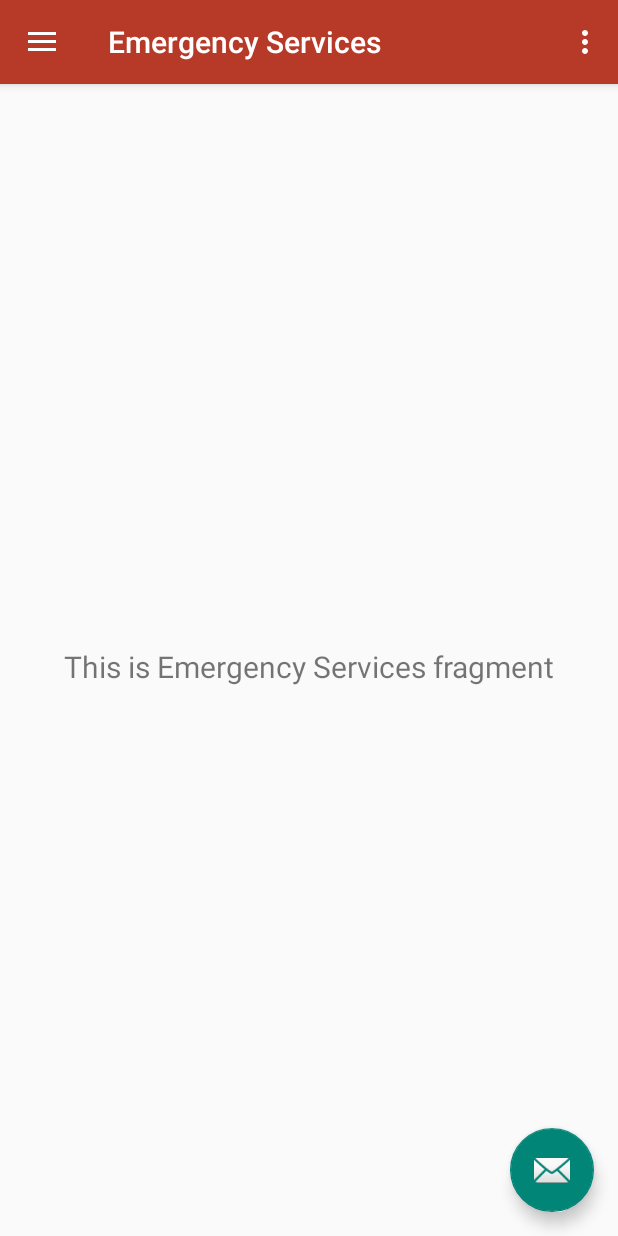
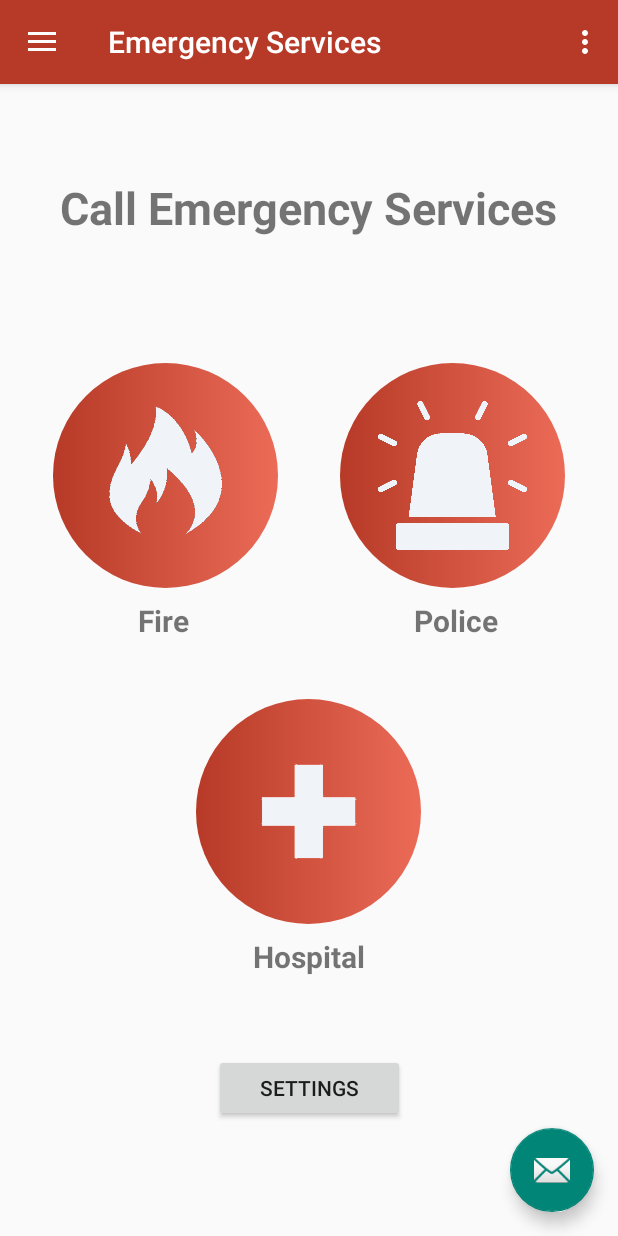
Before and after one commit to mkdragasa/Ragasa_Ramos_MP, an Android app: the screen it shows after launch (NavigationBar), in the side drawer, after a tap on "Emergency Services", on a phone screen of 412 x 824 dp. Run offline under Robolectric (Android 15) with nearby library versions, the phone set to English and light mode, and no system bars; our stand-ins replace navigation-ui.

Commit message:
Emergency Services Layout

```diff
--- a/app/src/main/AndroidManifest.xml
+++ b/app/src/main/AndroidManifest.xml
@@ -16,12 +16,13 @@
         android:roundIcon="@mipmap/ic_launcher_round"
         android:supportsRtl="true"
         android:theme="@style/Theme.Ragasa_Ramos_MP">
+        <activity android:name=".EmergencyServicesSettings"></activity>
 
         <meta-data
             android:name="com.google.android.geo.API_KEY"
-            android:value="@string/google_map_key"/>
+            android:value="@string/google_map_key" />
 
-        <activity android:name=".SafetyGuidelines"></activity>
+        <activity android:name=".SafetyGuidelines" />
         <activity
             android:name=".NavigationBar"
             android:label="@string/title_activity_navigation_bar"
--- a/app/src/main/java/com/mobdeve/ragasam/ragasa_ramos_mp/ui/emergencyServices/EmergencyServicesFragment.java
+++ b/app/src/main/java/com/mobdeve/ragasam/ragasa_ramos_mp/ui/emergencyServices/EmergencyServicesFragment.java
@@ -3,6 +3,8 @@ package com.mobdeve.ragasam.ragasa_ramos_mp.ui.emergencyServices;
 import androidx.lifecycle.Observer;
 import androidx.lifecycle.ViewModelProvider;
 
+import android.app.Activity;
+import android.content.Intent;
 import android.os.Bundle;
 
 import androidx.annotation.NonNull;
@@ -12,27 +14,71 @@ import androidx.fragment.app.Fragment;
 import android.view.LayoutInflater;
 import android.view.View;
 import android.view.ViewGroup;
+import android.widget.Button;
+import android.widget.ImageButton;
 import android.widget.TextView;
+import android.widget.Toast;
 
+import com.mobdeve.ragasam.ragasa_ramos_mp.EmergencyServicesSettings;
 import com.mobdeve.ragasam.ragasa_ramos_mp.R;
+import com.mobdeve.ragasam.ragasa_ramos_mp.SafetyGuidelines;
 
 public class EmergencyServicesFragment extends Fragment {
 
-    private EmergencyServicesViewModel EmergencyServicesModel;
+    Activity context;
+    ImageButton fireBtn, earthquakeBtn, floodBtn;
+    Button settingsBtn;
 
     public View onCreateView(@NonNull LayoutInflater inflater,
                              ViewGroup container, Bundle savedInstanceState) {
-        EmergencyServicesModel =
-                new ViewModelProvider(this).get(EmergencyServicesViewModel.class);
+        context = getActivity();
+
         View root = inflater.inflate(R.layout.fragment_emergency_services, container, false);
-        final TextView textView = root.findViewById(R.id.text_emergency_services);
-        EmergencyServicesModel.getText().observe(getViewLifecycleOwner(), new Observer<String>() {
+
+
+        return root;
+    }
+
+    public void onStart() {
+        super.onStart();
+
+        fireBtn =  (ImageButton) context.findViewById(R.id.ib_fire);
+        fireBtn.setOnClickListener(new View.OnClickListener() {
             @Override
-            public void onChanged(@Nullable String s) {
-                textView.setText(s);
+            public void onClick(View v) {
+                Toast.makeText(getActivity(),"Fire Button", Toast.LENGTH_SHORT).show();
             }
         });
-        return root;
+
+        earthquakeBtn =  (ImageButton) context.findViewById(R.id.ib_earthquake);
+        earthquakeBtn.setOnClickListener(new View.OnClickListener() {
+            @Override
+            public void onClick(View v) {
+                Toast.makeText(getActivity(),"Earthquake Button", Toast.LENGTH_SHORT).show();
+
+            }
+        });
+
+        floodBtn =  (ImageButton) context.findViewById(R.id.ib_flood);
+        floodBtn.setOnClickListener(new View.OnClickListener() {
+            @Override
+            public void onClick(View v) {
+                Toast.makeText(getActivity(),"Flood Button", Toast.LENGTH_SHORT).show();
+            }
+        });
+
+        settingsBtn =  (Button) context.findViewById(R.id.btn_settings);
+        settingsBtn.setOnClickListener(new View.OnClickListener() {
+            @Override
+            public void onClick(View v) {
+                Toast.makeText(getActivity(),"Settings Button", Toast.LENGTH_SHORT).show();
+                Intent intent = new Intent(context, EmergencyServicesSettings.class);
+
+                startActivity(intent);
+            }
+        });
+
+
     }
 
 
--- a/app/src/main/java/com/mobdeve/ragasam/ragasa_ramos_mp/ui/emergencyServices/EmergencyServicesViewModel.java
+++ /dev/null
@@ -1,19 +0,0 @@
-package com.mobdeve.ragasam.ragasa_ramos_mp.ui.emergencyServices;
-
-import androidx.lifecycle.LiveData;
-import androidx.lifecycle.MutableLiveData;
-import androidx.lifecycle.ViewModel;
-
-public class EmergencyServicesViewModel extends ViewModel {
-    // TODO: Implement the ViewModel
-    private MutableLiveData<String> mText;
-
-    public EmergencyServicesViewModel() {
-        mText = new MutableLiveData<>();
-        mText.setValue("This is Emergency Services fragment");
-    }
-
-    public LiveData<String> getText() {
-        return mText;
-    }
-}
--- a/app/src/main/res/layout/fragment_emergency_services.xml
+++ b/app/src/main/res/layout/fragment_emergency_services.xml
@@ -5,19 +5,115 @@
     xmlns:tools="http://schemas.android.com/tools"
     android:layout_width="match_parent"
     android:layout_height="match_parent"
-    tools:context=".ui.emergencyServices.EmergencyServicesFragment" >
+    tools:context=".ui.guidelines.GuidelinesFragment" >
 
     <TextView
-        android:id="@+id/text_emergency_services"
-        android:layout_width="match_parent"
+        android:id="@+id/textView"
+        android:layout_width="wrap_content"
         android:layout_height="wrap_content"
-        android:layout_marginStart="8dp"
+        android:layout_marginTop="20dp"
+        android:layout_marginBottom="40dp"
+        android:text="Call Emergency Services"
+        android:textSize="30sp"
+        android:textStyle="bold"
+        app:layout_constraintBottom_toTopOf="@+id/ib_fire"
+        app:layout_constraintEnd_toEndOf="parent"
+        app:layout_constraintHorizontal_bias="0.497"
+        app:layout_constraintStart_toStartOf="parent"
+        app:layout_constraintTop_toTopOf="parent"
+        app:layout_constraintVertical_bias="0.489" />
+
+    <TextView
+        android:id="@+id/textView2"
+        android:layout_width="wrap_content"
+        android:layout_height="wrap_content"
+        android:layout_marginStart="92dp"
         android:layout_marginTop="8dp"
-        android:layout_marginEnd="8dp"
-        android:textAlignment="center"
+        android:text="Fire"
         android:textSize="20sp"
+        android:textStyle="bold"
+        app:layout_constraintStart_toStartOf="parent"
+        app:layout_constraintTop_toBottomOf="@+id/ib_fire" />
+
+    <TextView
+        android:id="@+id/textView3"
+        android:layout_width="wrap_content"
+        android:layout_height="wrap_content"
+        android:layout_marginTop="8dp"
+        android:layout_marginEnd="80dp"
+        android:text="Police"
+        android:textSize="20sp"
+        android:textStyle="bold"
+        app:layout_constraintEnd_toEndOf="parent"
+        app:layout_constraintTop_toBottomOf="@+id/ib_earthquake" />
+
+    <TextView
+        android:id="@+id/textView4"
+        android:layout_width="wrap_content"
+        android:layout_height="wrap_content"
+        android:layout_marginTop="8dp"
+        android:text="Hospital"
+        android:textSize="20sp"
+        android:textStyle="bold"
         app:layout_constraintEnd_toEndOf="parent"
         app:layout_constraintStart_toStartOf="parent"
-        app:layout_constraintTop_toTopOf="parent"
-        app:layout_constraintBottom_toBottomOf="parent" />
+        app:layout_constraintTop_toBottomOf="@+id/ib_flood" />
+
+    <ImageButton
+        android:id="@+id/ib_fire"
+        android:layout_width="150dp"
+        android:layout_height="150dp"
+        android:layout_marginStart="35dp"
+        android:layout_marginBottom="432dp"
+        android:background="@drawable/custom_button"
+        android:clickable="true"
+        android:contextClickable="true"
+        android:longClickable="false"
+        android:padding="25dp"
+        android:scaleType="centerInside"
+        android:src="@drawable/fire"
+        app:layout_constraintBottom_toBottomOf="parent"
+        app:layout_constraintStart_toStartOf="parent" />
+
+    <ImageButton
+        android:id="@+id/ib_flood"
+        android:layout_width="150dp"
+        android:layout_height="150dp"
+        android:layout_marginBottom="208dp"
+        android:background="@drawable/custom_button"
+        android:clickable="true"
+        android:contextClickable="true"
+        android:padding="25dp"
+        android:scaleType="centerInside"
+        android:src="@drawable/red_cross"
+        app:layout_constraintBottom_toBottomOf="parent"
+        app:layout_constraintEnd_toEndOf="parent"
+        app:layout_constraintHorizontal_bias="0.498"
+        app:layout_constraintStart_toStartOf="parent" />
+
+    <ImageButton
+        android:id="@+id/ib_earthquake"
+        android:layout_width="150dp"
+        android:layout_height="150dp"
+        android:layout_marginEnd="35dp"
+        android:layout_marginBottom="432dp"
+        android:background="@drawable/custom_button"
+        android:clickable="true"
+        android:contextClickable="true"
+        android:padding="25dp"
+        android:scaleType="centerInside"
+        android:src="@drawable/police"
+        app:layout_constraintBottom_toBottomOf="parent"
+        app:layout_constraintEnd_toEndOf="parent" />
+
+    <Button
+        android:id="@+id/btn_settings"
+        android:layout_width="127dp"
+        android:layout_height="45dp"
+        android:layout_marginBottom="76dp"
+        android:text="Settings"
+        app:layout_constraintBottom_toBottomOf="parent"
+        app:layout_constraintEnd_toEndOf="parent"
+        app:layout_constraintStart_toStartOf="parent" />
+
 </androidx.constraintlayout.widget.ConstraintLayout>
```
Also changed, not shown: app/src/main/java/com/mobdeve/ragasam/ragasa_ramos_mp/EmergencyServicesSettings.java (added, +14 -0 lines), app/src/main/res/layout/activity_emergency_services_settings.xml (added, +258 -0 lines), app/src/main/res/drawable/police.png (added), app/src/main/res/drawable/red_cross.png (added).
